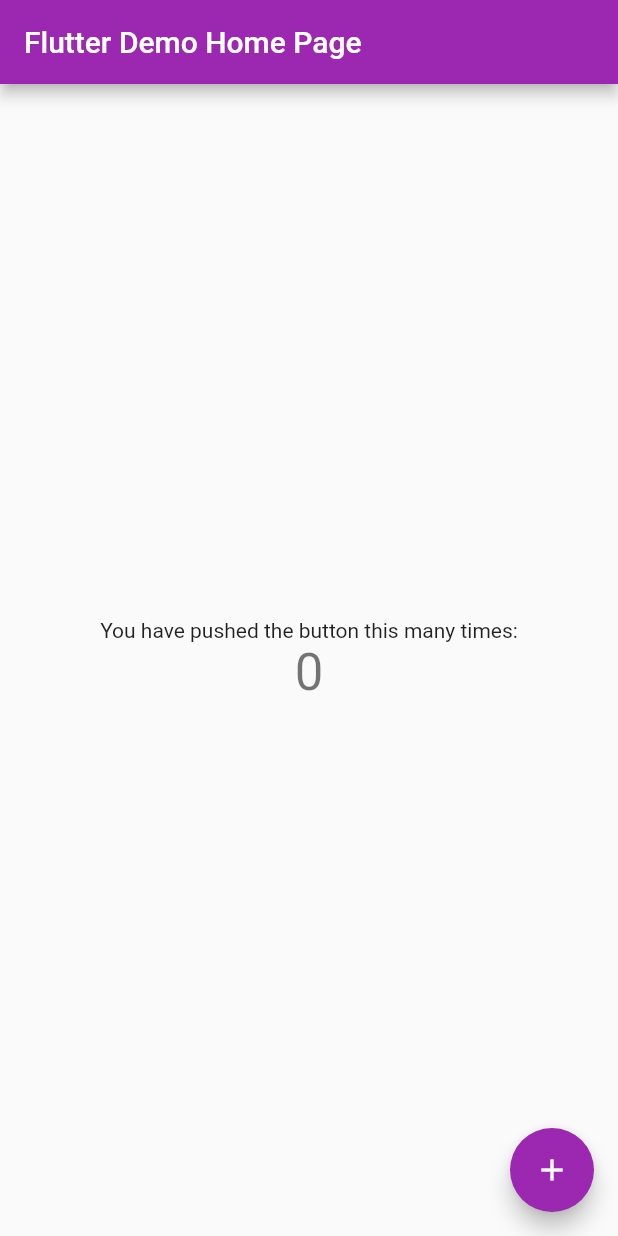
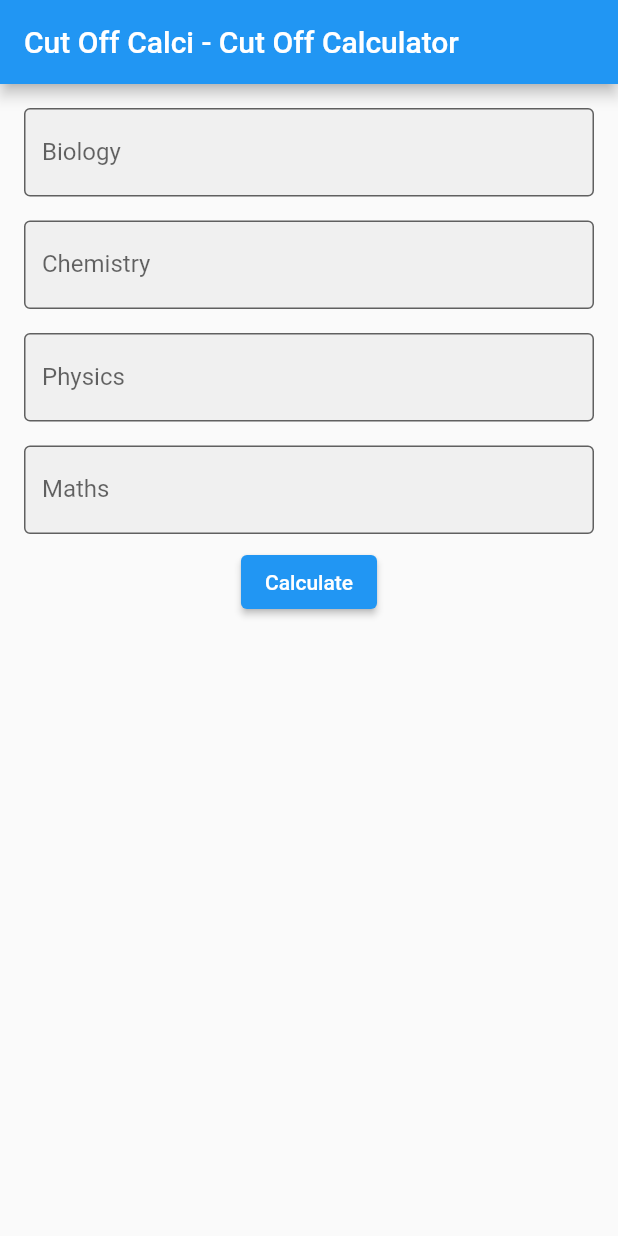
Before and after one commit to manimaran96/cut-off-calci, a Flutter app: the screen it shows after launch, on a phone screen of 412 x 824 dp. Run offline on Flutter 3.47's test engine with Material 2 defaults, Android fonts, the phone set to English and light mode, and no system bars.

Commit message:
UI base setup done

```diff
--- /dev/null
+++ b/lib/components/button.dart
@@ -0,0 +1,17 @@
+
+import 'package:flutter/cupertino.dart';
+import 'package:flutter/material.dart';
+
+class ButtonWidget extends StatefulWidget {
+  const ButtonWidget({Key? key}) : super(key: key);
+
+  @override
+  State<ButtonWidget> createState() => _ButtonWidgetState();
+}
+
+class _ButtonWidgetState extends State<ButtonWidget> {
+  @override
+  Widget build(BuildContext context) {
+    return ElevatedButton(onPressed: () {}, child: const Text("Calculate"));
+  }
+}
--- /dev/null
+++ b/lib/components/edit_text.dart
@@ -0,0 +1,35 @@
+
+import 'package:flutter/cupertino.dart';
+import 'package:flutter/material.dart';
+
+class EditTextWidget extends StatefulWidget {
+  final String label;
+  final String hintText;
+
+  EditTextWidget({required this.label, required this.hintText});
+
+  @override
+  State<EditTextWidget> createState() => _EditTextWidgetState();
+}
+
+class _EditTextWidgetState extends State<EditTextWidget> {
+  String _email = "";
+  @override
+  Widget build(BuildContext context) {
+    return Padding(
+      padding: const EdgeInsets.all(8.0),
+      child: TextFormField(
+        keyboardType: TextInputType.emailAddress,
+        decoration: InputDecoration(
+          label: Text(widget.label),
+          hintText: widget.hintText,
+          border: const OutlineInputBorder(),
+          filled: true,
+        ),
+        onSaved: (String? emailVal) {
+          _email = emailVal!;
+        },
+      ),
+    );
+  }
+}
--- a/lib/main.dart
+++ b/lib/main.dart
@@ -1,4 +1,7 @@
+import 'package:cut_off_calci/components/button.dart';
 import 'package:flutter/material.dart';
+
+import 'components/edit_text.dart';
 
 void main() {
   runApp(const MyApp());
@@ -7,39 +10,20 @@
 class MyApp extends StatelessWidget {
   const MyApp({Key? key}) : super(key: key);
 
-  // This widget is the root of your application.
   @override
   Widget build(BuildContext context) {
     return MaterialApp(
-      title: 'Flutter Demo',
+      title: 'Cut Off Calci',
       theme: ThemeData(
-        // This is the theme of your application.
-        //
-        // Try running your application with "flutter run". You'll see the
-        // application has a blue toolbar. Then, without quitting the app, try
-        // changing the primarySwatch below to Colors.green and then invoke
-        // "hot reload" (press "r" in the console where you ran "flutter run",
-        // or simply save your changes to "hot reload" in a Flutter IDE).
-        // Notice that the counter didn't reset back to zero; the application
-        // is not restarted.
-        primarySwatch: Colors.purple,
+        primarySwatch: Colors.blue,
       ),
-      home: const MyHomePage(title: 'Flutter Demo Home Page'),
+      home: const MyHomePage(title: 'Cut Off Calci - Cut Off Calculator'),
     );
   }
 }
 
 class MyHomePage extends StatefulWidget {
   const MyHomePage({Key? key, required this.title}) : super(key: key);
-
-  // This widget is the home page of your application. It is stateful, meaning
-  // that it has a State object (defined below) that contains fields that affect
-  // how it looks.
-
-  // This class is the configuration for the state. It holds the values (in this
-  // case the title) provided by the parent (in this case the App widget) and
-  // used by the build method of the State. Fields in a Widget subclass are
-  // always marked "final".
 
   final String title;
 
@@ -48,68 +32,26 @@
 }
 
 class _MyHomePageState extends State<MyHomePage> {
-  int _counter = 0;
 
-  void _incrementCounter() {
-    setState(() {
-      // This call to setState tells the Flutter framework that something has
-      // changed in this State, which causes it to rerun the build method below
-      // so that the display can reflect the updated values. If we changed
-      // _counter without calling setState(), then the build method would not be
-      // called again, and so nothing would appear to happen.
-      _counter++;
-    });
-  }
 
   @override
   Widget build(BuildContext context) {
-    // This method is rerun every time setState is called, for instance as done
-    // by the _incrementCounter method above.
-    //
-    // The Flutter framework has been optimized to make rerunning build methods
-    // fast, so that you can just rebuild anything that needs updating rather
-    // than having to individually change instances of widgets.
     return Scaffold(
       appBar: AppBar(
-        // Here we take the value from the MyHomePage object that was created by
-        // the App.build method, and use it to set our appbar title.
         title: Text(widget.title),
       ),
-      body: Center(
-        // Center is a layout widget. It takes a single child and positions it
-        // in the middle of the parent.
+      body:  Padding(
+        padding: const EdgeInsets.all(8.0),
         child: Column(
-          // Column is also a layout widget. It takes a list of children and
-          // arranges them vertically. By default, it sizes itself to fit its
-          // children horizontally, and tries to be as tall as its parent.
-          //
-          // Invoke "debug painting" (press "p" in the console, choose the
-          // "Toggle Debug Paint" action from the Flutter Inspector in Android
-          // Studio, or the "Toggle Debug Paint" command in Visual Studio Code)
-          // to see the wireframe for each widget.
-          //
-          // Column has various properties to control how it sizes itself and
-          // how it positions its children. Here we use mainAxisAlignment to
-          // center the children vertically; the main axis here is the vertical
-          // axis because Columns are vertical (the cross axis would be
-          // horizontal).
-          mainAxisAlignment: MainAxisAlignment.center,
-          children: <Widget>[
-            const Text(
-              'You have pushed the button this many times:',
-            ),
-            Text(
-              '$_counter',
-              style: Theme.of(context).textTheme.headline4,
-            ),
-          ],
+          children: [
+              EditTextWidget(label: "Biology", hintText: "Enter your biology mark"),
+              EditTextWidget(label: "Chemistry", hintText: "Enter your chemistry mark"),
+              EditTextWidget(label: "Physics", hintText: "Enter your physics mark"),
+              EditTextWidget(label: "Maths", hintText: "Enter your maths mark"),
+              ButtonWidget()
+            ],
         ),
       ),
-      floatingActionButton: FloatingActionButton(
-        onPressed: _incrementCounter,
-        tooltip: 'Increment',
-        child: const Icon(Icons.add),
-      ), // This trailing comma makes auto-formatting nicer for build methods.
     );
   }
 }
```
Also changed, not shown: 1 other file.
